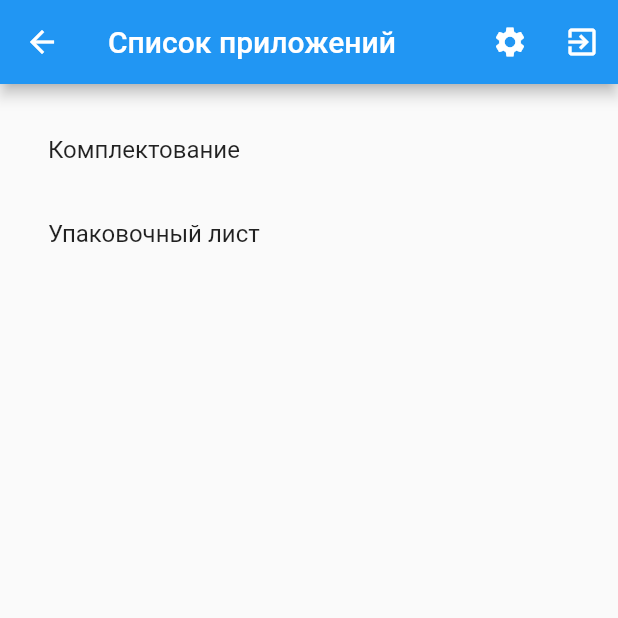
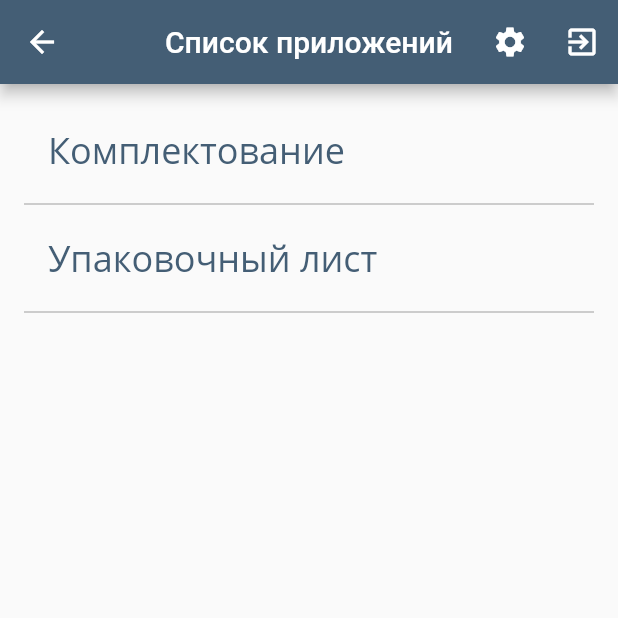
Before and after one commit to robospot/tsd, a Flutter app: the HomeScreen screen opened by its route, on a phone screen of 412 x 824 dp, the top half of it. Run offline on Flutter 3.47's test engine with Material 2 defaults, Android fonts, the phone set to English and light mode, and no system bars; our stand-ins replace bloc, dio, equatable, flutter_bloc, flutter_settings_screens, shared_preferences; missing offline and left inert: pda_scanner; accounts and stored records are empty; network calls fail.

Commit message:
Дизайн

```diff
--- a/lib/models/ssccModel.dart
+++ b/lib/models/ssccModel.dart
@@ -1,5 +1,4 @@
 import 'dart:convert';
-
 class SsccModel {
   String eanDescription;
   int ssccCount;
--- a/lib/screens/home/home_screen.dart
+++ b/lib/screens/home/home_screen.dart
@@ -10,6 +10,7 @@
   static Route route() {
     return MaterialPageRoute<void>(builder: (_) => HomeScreen());
   }
+
   HomeScreen({Key key}) : super(key: key);
 
   @override
@@ -23,29 +24,47 @@
     PdaSource.init();
     context.bloc<SsccCubit>().initSscc();
     context.bloc<PackinglistCubit>().initPackList();
+  }
 
-  }
   @override
   Widget build(BuildContext context) {
-    return Scaffold(appBar: AppBar(title: Text("Список приложений"), actions: [
+    return Scaffold(
+      appBar: AppBar(
+        title: Text("Список приложений"),
+        actions: [
           IconButton(
               icon: Icon(Icons.settings),
-              onPressed: () => clickOnSettings(context)
-              ),
+              onPressed: () => clickOnSettings(context)),
           IconButton(
             icon: Icon(Icons.exit_to_app),
             onPressed: () => context
                 .bloc<AuthenticationBloc>()
                 .add(AuthenticationLogoutRequested()),
           ),
-        ],),
-          body: Container(margin: EdgeInsets.all(16),
-         child: ListView(children: [
-           ListTile(title: Text('Комплектование'),onTap: ()=>  Navigator.of(context).pushNamed('/acquisition')),
-           ListTile(title: Text('Упаковочный лист'),onTap: ()=>  Navigator.of(context).pushNamed('/packingList')),
-
-         ],)
+        ],
       ),
+      body: Container(
+          margin: EdgeInsets.all(16),
+          child: ListView(
+            children: [
+              ListTile(
+                  title: Text(
+                    'Комплектование',
+                    style: Theme.of(context).textTheme.bodyText1,
+                  ),
+                  onTap: () => Navigator.of(context).pushNamed('/acquisition')),
+              Divider(
+                color: Colors.grey,
+              ),
+              ListTile(
+                  title: Text('Упаковочный лист',
+                      style: Theme.of(context).textTheme.bodyText1),
+                  onTap: () => Navigator.of(context).pushNamed('/packingList')),
+              Divider(
+                color: Colors.grey,
+              ),
+            ],
+          )),
     );
   }
 }
--- a/lib/screens/packingList/cubit/packinglist_cubit.dart
+++ b/lib/screens/packingList/cubit/packinglist_cubit.dart
@@ -49,7 +49,7 @@
                   sscc: currentState.sscc,
                   packList: currentState.packListCode));
               currentState.ssccList.add(scanCode);
-            } catch (e) {
+            } catch(e) {
               print('error: $e');
               emit(PackinglistError(message: e.toString()));
             }
```
Also changed, not shown: lib/app.dart (+39 -1 lines), lib/screens/login/login_screen.dart (+20 -7 lines), lib/screens/sscc/cubit/sscc_cubit.dart (+7 -3 lines), lib/utils/authentication/authentication_repository.dart (+8 -3 lines), lib/utils/repository.dart (+42 -30 lines). Lines whose indentation alone changed are shown as unchanged.
